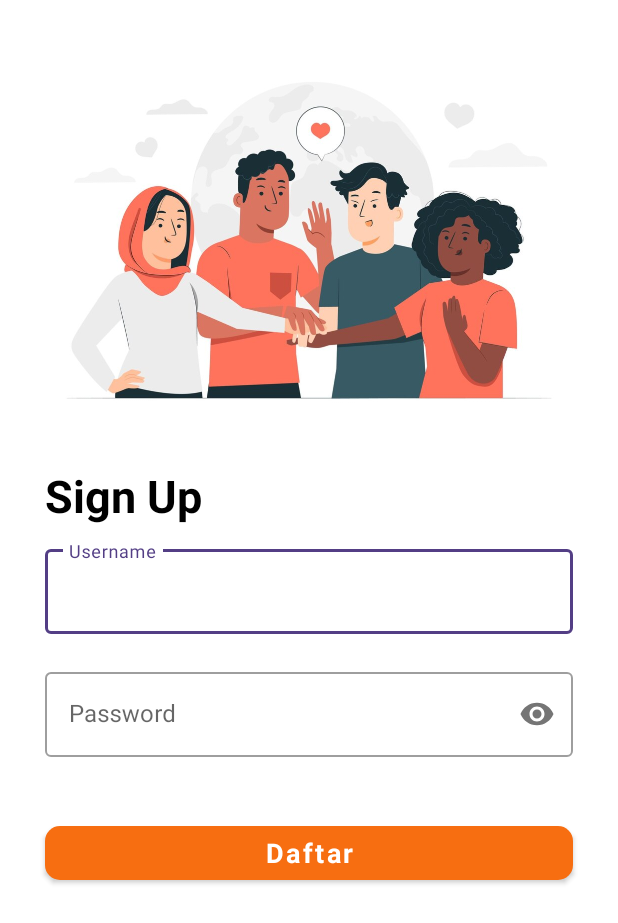
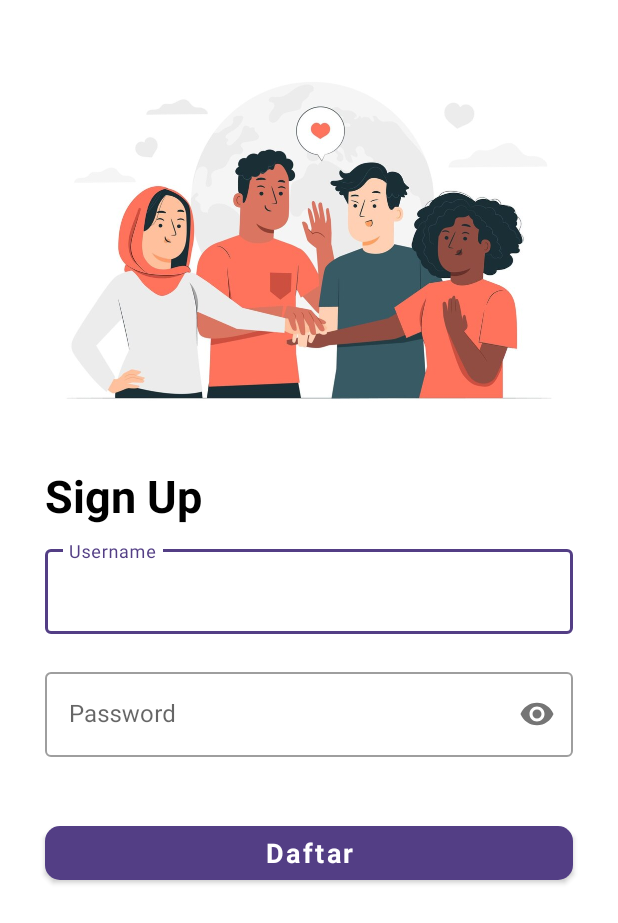
Before and after one commit to rian0502/LoginAuth, an Android app: the RegisterActivity screen opened directly, with no data from a screen before it, on a phone screen of 412 x 824 dp. Shown: the top 923 px of the screen. Run offline under Robolectric (Android 15) with nearby library versions, the light colour scheme and no system bars; Roboto replaces fonts that are not available here.

Commit message:
remake design register

```diff
--- a/app/src/main/res/layout/activity_register.xml
+++ b/app/src/main/res/layout/activity_register.xml
@@ -67,7 +67,7 @@
             android:text="@string/daftar"
             android:gravity="center"
             app:cornerRadius="10sp"
-            app:backgroundTint="#F76E11"
+            app:backgroundTint="@color/appBar"
             android:textSize="18sp"
             android:textStyle="bold"
             android:textAllCaps="false" />
```
